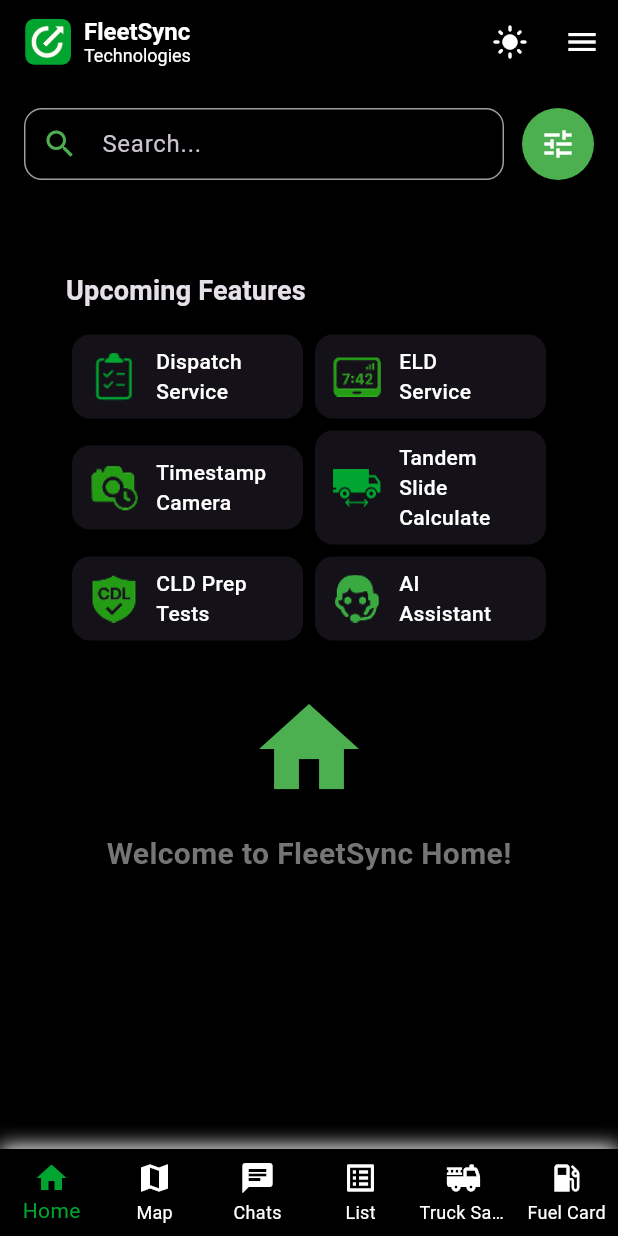
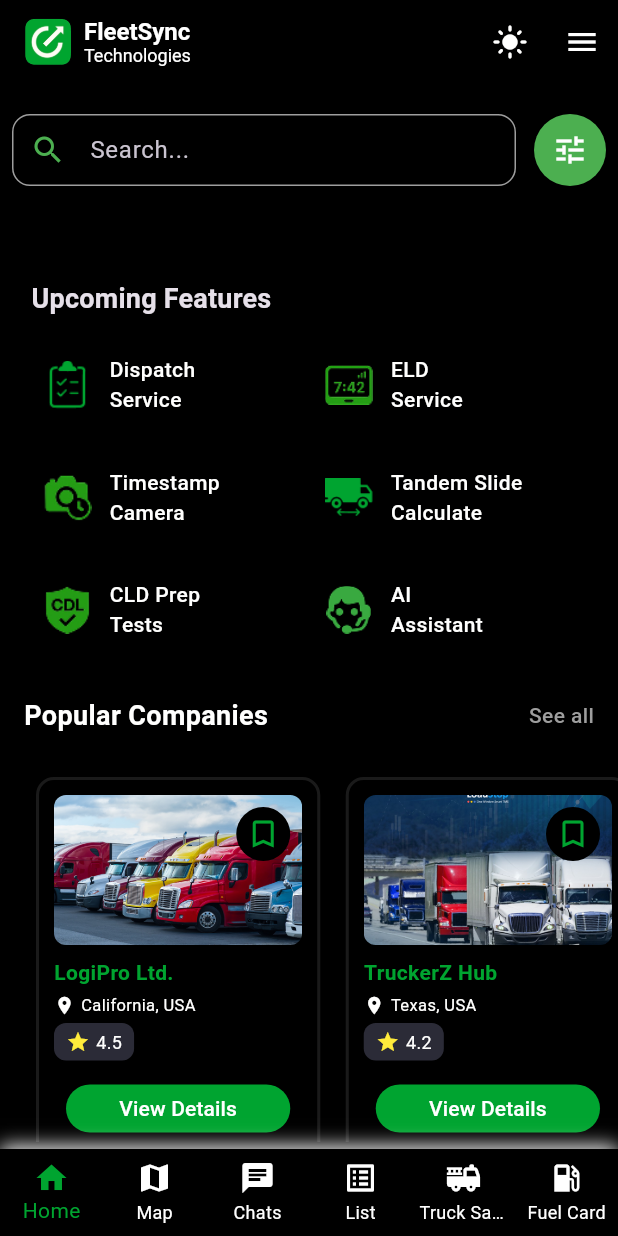
Before and after one commit to Mosaidur/FleetSync_Technology, a Flutter app: the DriverHomeScreen screen opened by its route, after a tap on the "dark mode" icon, on a phone screen of 412 x 824 dp. Run offline on Flutter 3.47's test engine with Material 3 defaults, Android fonts, the phone set to English and light mode, and no system bars; our stand-ins replace image_picker; network calls fail.

Commit message:
Driver home page Done

```diff
--- a/lib/role_driver/Driver Home page/presentation/widgets/home_widget.dart
+++ b/lib/role_driver/Driver Home page/presentation/widgets/home_widget.dart
@@ -1,5 +1,10 @@
+import 'package:fleetsynctechnology/config/theme.dart';
+import 'package:fleetsynctechnology/role_driver/Driver%20Home%20page/presentation/widgets/popular_company.dart';
+import 'package:fleetsynctechnology/role_driver/Driver Home page/presentation/widgets/truck_sale_section.dart';
 import 'package:fleetsynctechnology/role_driver/Driver%20Home%20page/presentation/widgets/upcoming_feature.dart';
+import 'package:fleetsynctechnology/shared/widgets/dynamic_image_widgets.dart';
 import 'package:flutter/material.dart';
+import 'package:provider/provider.dart';
 
 class HomeScreenWidget extends StatefulWidget {
   const HomeScreenWidget({super.key});
@@ -11,22 +16,46 @@ class HomeScreenWidget extends StatefulWidget {
 class _HomeScreenWidgetState extends State<HomeScreenWidget> {
 
 
-  final List<Map<String, dynamic>> features = [
+  final demoTruckSales = [
     {
-      'icon': Icon(Icons.star, color: Colors.orange),
-      'title': 'Loyalty Rewards System',
+      'imageUrl': 'assets/images/popular_company_1.png',
+      'model': 'Volvo VNL 760',
+      'location': 'Dallas, TX',
+      'info': '2019 · 450K miles',
     },
     {
-      'icon': Image.asset('assets/icons/chat.png'),
-      'title': 'Instant Chat with Support',
+      'imageUrl': 'https://example.com/truck2.jpg',
+      'model': 'Freightliner Cascadia',
+      'location': 'Chicago, IL',
+      'info': '2020 · 390K miles',
     },
     {
-      'icon': Icon(Icons.map, color: Colors.blue),
-      'title': 'Real-time Map Tracking',
+      'imageUrl': 'https://example.com/truck3.jpg',
+      'model': 'Kenworth T680',
+      'location': 'Atlanta, GA',
+      'info': '2018 · 510K miles',
+    },
+  ];
+
+
+  List<Map<String, String>> mockCompanies = [
+    {
+      "imageUrl": "assets/images/popular_company_1.png",
+      "name": "LogiPro Ltd.",
+      "location": "California, USA",
+      "rating": "4.5",
     },
     {
-      'icon': Icon(Icons.security, color: Colors.green),
-      'title': 'Advanced Security',
+      "imageUrl": "assets/images/popular_company_2.png",
+      "name": "TruckerZ Hub",
+      "location": "Texas, USA",
+      "rating": "4.2",
+    },
+    {
+      "imageUrl": "assets/images/popular_company_1.png",
+      "name": "CargoWave",
+      "location": "New York, USA",
+      "rating": "4.8",
     },
   ];
 
@@ -36,12 +65,15 @@ class _HomeScreenWidgetState extends State<HomeScreenWidget> {
     final TextEditingController searchController = TextEditingController();
 
     return SingleChildScrollView(
-      padding: const EdgeInsets.all(16),
+      // padding: const EdgeInsets.all(16),
       child: Column(
         crossAxisAlignment: CrossAxisAlignment.start,
         children: [
+          const SizedBox(height: 12),
           // Search Row
-          Row(
+          Padding(
+            padding: const EdgeInsets.all(8.0),
+            child: Row(
               children: [
 
                 // Search Input Field
@@ -84,24 +116,31 @@ class _HomeScreenWidgetState extends State<HomeScreenWidget> {
 
               ],
             ),
+          ),
 
           const SizedBox(height: 32),
 
-          UpcomingFeatureContainer (),
+          Padding(
+            padding: const EdgeInsets.all(16.0),
+            child: UpcomingFeatureContainer (),
+          ),
 
-          // Main Content
-          Center(
-            child: Column(
-              children: const [
-                Icon(Icons.home, size: 80, color: Colors.green),
-                SizedBox(height: 16),
-                Text(
-                  'Welcome to FleetSync Home!',
-                  style: TextStyle(fontSize: 20, fontWeight: FontWeight.bold),
+          PopularCompaniesSection(companyList: mockCompanies,),
+
+          const SizedBox(height: 8),
+
+          InkWell(
+            onTap: () {
+              print ("Choose your Fuel Card");
+            },
+              child: DynamicImage(imageUrl: 'assets/images/Fuel_card_Banener_image.png',)
           ),
-              ],
-            ),
-          ),
+
+          const SizedBox(height: 8),
+
+          TruckSalesSection(truckList: demoTruckSales),
+
+          const SizedBox(height: 20),
         ],
       ),
     );
--- /dev/null
+++ b/lib/role_driver/Driver Home page/presentation/widgets/popular_company.dart
@@ -0,0 +1,107 @@
+import 'package:flutter/material.dart';
+import 'package:provider/provider.dart';
+import 'package:fleetsynctechnology/shared/providers/theme_provider.dart';
+import 'package:fleetsynctechnology/config/theme.dart';
+import 'popular_company_card.dart';
+
+class PopularCompaniesSection extends StatelessWidget {
+  final List<Map<String, String>> companyList;
+
+  const PopularCompaniesSection({super.key, required this.companyList});
+
+  @override
+  Widget build(BuildContext context) {
+    final isDark = Provider.of<ThemeProvider>(context).isDarkMode;
+    final textColor = isDark ? AppColors.primaryTextOnDark : AppColors.primaryTextOnLight;
+
+    return Column(
+      crossAxisAlignment: CrossAxisAlignment.start,
+      children: [
+        // Header Row
+        Padding(
+          padding: const EdgeInsets.symmetric(horizontal: 16),
+          child: Row(
+            mainAxisAlignment: MainAxisAlignment.spaceBetween,
+            children: [
+              Text(
+                'Popular Companies',
+                style: TextStyle(
+                  fontSize: 18,
+                  fontWeight: FontWeight.bold,
+                  color: textColor,
+                ),
+              ),
+              GestureDetector(
+                onTap: () {
+                  // Handle 'See All'
+                  print("See all");
+                },
+                child: Text(
+                  'See all',
+                  style: TextStyle(
+                    fontSize: 14,
+                    fontWeight: FontWeight.w500,
+                    color: isDark ? Colors.grey : AppColors.themeGreen,
+                  ),
+                ),
+              ),
+            ],
+          ),
+        ),
+        const SizedBox(height: 8),
+
+        // Two cards per screen in horizontal scroll
+        SizedBox(
+          height: 300,
+          child: ListView.builder(
+            scrollDirection: Axis.horizontal,
+            padding: const EdgeInsets.symmetric(horizontal: 16),
+            itemCount: (companyList.length / 2).ceil(),
+            itemBuilder: (context, index) {
+              final first = companyList[index * 2];
+              final second = (index * 2 + 1 < companyList.length)
+                  ? companyList[index * 2 + 1]
+                  : null;
+
+              return SizedBox(
+                width: MediaQuery.of(context).size.width,
+                child: Row(
+                  children: [
+                    Expanded(
+                      child: PopularCompanyCard(
+                        imageUrl: first['imageUrl'] ?? '',
+                        companyName: first['name'] ?? '',
+                        location: first['location'] ?? '',
+                        rating: first['rating'] ?? '0.0',
+                        onSaveTap: () {
+                          print("Save the company");
+                        },
+                        onViewTap: () {
+                          print("View Details");
+                        },
+                      ),
+                    ),
+                    const SizedBox(width: 1),
+                    if (second != null)
+                      Expanded(
+                        child: PopularCompanyCard(
+                          imageUrl: second['imageUrl'] ?? '',
+                          companyName: second['name'] ?? '',
+                          location: second['location'] ?? '',
+                          rating: second['rating'] ?? '0.0',
+                          onSaveTap: () {},
+                          onViewTap: () {},
+                        ),
+                      )
+                    else
+                      const Spacer(),
+                  ],
+                ),
+              );
+            },
+          ),
+        ),
+      ],
+    );
+  }
+}
--- /dev/null
+++ b/lib/role_driver/Driver Home page/presentation/widgets/popular_company_card.dart
@@ -0,0 +1,143 @@
+
+import 'package:flutter/material.dart';
+import 'package:provider/provider.dart';
+import 'package:fleetsynctechnology/config/theme.dart';
+import 'package:fleetsynctechnology/shared/providers/theme_provider.dart';
+import 'package:fleetsynctechnology/shared/widgets/dynamic_image_widgets.dart';
+
+class PopularCompanyCard extends StatelessWidget {
+  final String imageUrl;
+  final String companyName;
+  final String location;
+  final String rating; // Rating is a string
+  final VoidCallback onSaveTap;
+  final VoidCallback onViewTap;
+
+  const PopularCompanyCard({
+    super.key,
+    required this.imageUrl,
+    required this.companyName,
+    required this.location,
+    required this.rating,
+    required this.onSaveTap,
+    required this.onViewTap,
+  });
+
+  @override
+  Widget build(BuildContext context) {
+    final isDark = Provider.of<ThemeProvider>(context).isDarkMode;
+
+    final backgroundColor = Colors.transparent;
+    final borderColor = isDark ? Colors.white10 : Colors.grey.shade300;
+    final cardColor = isDark ? const Color(0xFF2B2B37) : Colors.white;
+    final textColor = isDark ? AppColors.primaryTextOnDark : AppColors.primaryTextOnLight;
+
+    return Container(
+      height: 260,
+      margin: const EdgeInsets.all(8),
+      padding: const EdgeInsets.all(10),
+      decoration: BoxDecoration(
+        color: backgroundColor,
+        borderRadius: BorderRadius.circular(12),
+        border: Border.all(color: borderColor, width: 2),
+      ),
+      child: Column(
+        crossAxisAlignment: CrossAxisAlignment.start,
+        children: [
+          Stack(
+            children: [
+              DynamicImage(
+                imageUrl: imageUrl,
+                width: double.infinity,
+                height: 100,
+                fit: BoxFit.cover,
+              ),
+              Positioned(
+                top: 8,
+                right: 8,
+                child: GestureDetector(
+                  onTap: onSaveTap,
+                  child: CircleAvatar(
+                    radius: 18,
+                    backgroundColor: isDark ? Colors.black : Colors.white,
+                    child: const Icon(Icons.bookmark_border, color: AppColors.themeGreen),
+                  ),
+                ),
+              ),
+            ],
+          ),
+          const SizedBox(height: 8),
+          Text(
+            companyName,
+            style: const TextStyle(
+              color: AppColors.themeGreen,
+              fontSize: 14,
+              fontWeight: FontWeight.w600,
+            ),
+            overflow: TextOverflow.ellipsis,
+          ),
+          const SizedBox(height: 4),
+          Row(
+            children: [
+              Icon(Icons.location_on, size: 14, color: textColor),
+              const SizedBox(width: 4),
+              Expanded(
+                child: Text(
+                  location,
+                  style: TextStyle(fontSize: 11, color: textColor),
+                  overflow: TextOverflow.ellipsis,
+                ),
+              ),
+            ],
+          ),
+          const SizedBox(height: 4),
+          Container(
+            padding: const EdgeInsets.symmetric(horizontal: 8, vertical: 4),
+            decoration: BoxDecoration(
+              color: cardColor,
+              borderRadius: BorderRadius.circular(8),
+              boxShadow: [
+                if (!isDark)
+                  BoxShadow(
+                    color: Colors.grey.withOpacity(0.1),
+                    blurRadius: 4,
+                    offset: const Offset(0, 2),
+                  )
+              ],
+            ),
+            child: Row(
+              mainAxisSize: MainAxisSize.min,
+              children: [
+                const Icon(Icons.star, size: 16, color: Colors.yellow),
+                const SizedBox(width: 4),
+                Text(
+                  rating,
+                  style: TextStyle(fontSize: 12, color: textColor),
+                  overflow: TextOverflow.ellipsis,
+                ),
+              ],
+            ),
+          ),
+          const SizedBox(height: 8),
+          Padding(
+            padding: const EdgeInsets.all(8.0),
+            child: SizedBox(
+              width: double.infinity,
+              height: 32,
+              child: ElevatedButton(
+                onPressed: onViewTap,
+                style: ElevatedButton.styleFrom(
+                  backgroundColor: AppColors.themeGreen,
+                  shape: RoundedRectangleBorder(
+                    borderRadius: BorderRadius.circular(25),
+                  ),
+                ),
+                child: const Text('View Details'),
+              ),
+            ),
+          ),
+        ],
+      ),
+    );
+  }
+}
--- /dev/null
+++ b/lib/role_driver/Driver Home page/presentation/widgets/truck_info_card.dart
@@ -0,0 +1,148 @@
+import 'package:flutter/material.dart';
+import 'package:provider/provider.dart';
+import 'package:fleetsynctechnology/config/theme.dart';
+import 'package:fleetsynctechnology/shared/providers/theme_provider.dart';
+import 'package:fleetsynctechnology/shared/widgets/dynamic_image_widgets.dart';
+
+class TruckSaleCard extends StatelessWidget {
+  final String imageUrl;
+  final String truckModelName;
+  final String location;
+  final String info;
+  final VoidCallback onSaveTap;
+  final VoidCallback onViewTap;
+  final VoidCallback onShareTap;
+
+  const TruckSaleCard({
+    super.key,
+    required this.imageUrl,
+    required this.truckModelName,
+    required this.location,
+    required this.info,
+    required this.onSaveTap,
+    required this.onShareTap,
+    required this.onViewTap,
+  });
+
+  @override
+  Widget build(BuildContext context) {
+    final isDark = Provider.of<ThemeProvider>(context).isDarkMode;
+
+    final backgroundColor = Colors.transparent;
+    final borderColor = isDark ? Colors.white10 : Colors.grey.shade300;
+    final cardColor = isDark ? const Color(0xFF2B2B37) : Colors.white;
+    final textColor = isDark ? AppColors.primaryTextOnDark : AppColors.primaryTextOnLight;
+
+    return Container(
+      width: 240,
+      margin: const EdgeInsets.symmetric(horizontal: 8, vertical: 4),
+      padding: const EdgeInsets.all(10),
+      decoration: BoxDecoration(
+        color: backgroundColor,
+        borderRadius: BorderRadius.circular(12),
+        border: Border.all(color: borderColor, width: 2),
+      ),
+      child: Column(
+        crossAxisAlignment: CrossAxisAlignment.start,
+        children: [
+          Stack(
+            children: [
+              DynamicImage(
+                imageUrl: imageUrl,
+                width: double.infinity,
+                height: 100,
+                fit: BoxFit.cover,
+              ),
+              Positioned(
+                top: 8,
+                right: 10,
+                child: Column(
+                  children: [
+                    GestureDetector(
+                      onTap: onSaveTap,
+                      child: CircleAvatar(
+                        radius: 16,
+                        backgroundColor: isDark ? Colors.black : Colors.white,
+                        child: const Icon(Icons.bookmark_border, color: AppColors.themeGreen, size: 18),
+                      ),
+                    ),
+                    SizedBox(height:  10,),
+                    GestureDetector(
+                      onTap: onShareTap,
+                      child: CircleAvatar(
+                        radius: 16,
+                        backgroundColor: isDark ? Colors.black : Colors.white,
+                        child: const Icon(Icons.share, color: AppColors.themeGreen, size: 18),
+                      ),
+                    ),
+                  ],
+                ),
+              ),
+
+            ],
+          ),
+          const SizedBox(height: 8),
+          Text(
+            truckModelName,
+            style: const TextStyle(
+              color: AppColors.themeGreen,
+              fontSize: 14,
+              fontWeight: FontWeight.w600,
+            ),
+            overflow: TextOverflow.ellipsis,
+          ),
+          const SizedBox(height: 4),
+          Row(
+            children: [
+              Icon(Icons.location_on, size: 14, color: textColor),
+              const SizedBox(width: 4),
+              Expanded(
+                child: Text(
+                  location,
+                  style: TextStyle(fontSize: 11, color: textColor),
+                  overflow: TextOverflow.ellipsis,
+                ),
+              ),
+            ],
+          ),
+          const SizedBox(height: 4),
+          Container(
+            padding: const EdgeInsets.symmetric(horizontal: 8, vertical: 4),
+            decoration: BoxDecoration(
+              color: cardColor,
+              borderRadius: BorderRadius.circular(8),
+              boxShadow: [
+                if (!isDark)
+                  BoxShadow(
+                    color: Colors.grey.withOpacity(0.1),
+                    blurRadius: 4,
+                    offset: const Offset(0, 2),
+                  )
+              ],
+            ),
+            child: Text(
+              info,
+              style: TextStyle(fontSize: 12, color: textColor),
+              overflow: TextOverflow.ellipsis,
+            ),
+          ),
+          const SizedBox(height: 8),
+          SizedBox(
+            width: double.infinity,
+            height: 32,
+            child: ElevatedButton(
+              onPressed: onViewTap,
+              style: ElevatedButton.styleFrom(
+                backgroundColor: AppColors.themeGreen,
+                shape: RoundedRectangleBorder(
+                  borderRadius: BorderRadius.circular(25),
+                ),
+              ),
+              child: const Text('View Details'),
+            ),
+          ),
+        ],
+      ),
+    );
+  }
+}
--- /dev/null
+++ b/lib/role_driver/Driver Home page/presentation/widgets/truck_sale_section.dart
@@ -0,0 +1,78 @@
+import 'package:flutter/material.dart';
+import 'package:provider/provider.dart';
+import 'package:fleetsynctechnology/config/theme.dart';
+import 'package:fleetsynctechnology/shared/providers/theme_provider.dart';
+import 'package:fleetsynctechnology/role_driver/Driver Home page/presentation/widgets/truck_info_card.dart';
+
+
+class TruckSalesSection extends StatelessWidget {
+  final List<Map<String, String>> truckList;
+  final VoidCallback? onSeeAllTap;
+
+  const TruckSalesSection({
+    super.key,
+    required this.truckList,
+    this.onSeeAllTap,
+  });
+
+  @override
+  Widget build(BuildContext context) {
+    final isDark = Provider.of<ThemeProvider>(context).isDarkMode;
+    final textColor = isDark
+        ? AppColors.primaryTextOnDark
+        : AppColors.primaryTextOnLight;
+
+    return Column(
+      crossAxisAlignment: CrossAxisAlignment.start,
+      children: [
+        Padding(
+          padding: const EdgeInsets.symmetric(horizontal: 16, vertical: 8),
+          child: Row(
+            mainAxisAlignment: MainAxisAlignment.spaceBetween,
+            children: [
+              Text(
+                'Truck Sales',
+                style: TextStyle(
+                  fontSize: 18,
+                  fontWeight: FontWeight.bold,
+                  color: textColor,
+                ),
+              ),
+              GestureDetector(
+                onTap: onSeeAllTap ?? () => debugPrint("See all tapped"),
+                child: Text(
+                  'See all',
+                  style: TextStyle(
+                    fontSize: 14,
+                    fontWeight: FontWeight.w500,
+                    color: isDark ? Colors.grey : AppColors.themeGreen,
+                  ),
+                ),
+              ),
+            ],
+          ),
+        ),
+        SizedBox(
+          height: 280,
+          child: ListView.builder(
+            scrollDirection: Axis.horizontal,
+            padding: const EdgeInsets.symmetric(horizontal: 8),
+            itemCount: truckList.length,
+            itemBuilder: (context, index) {
+              final truck = truckList[index];
+              return TruckSaleCard(
+                imageUrl: truck['imageUrl'] ?? '',
+                truckModelName: truck['model'] ?? '',
+                location: truck['location'] ?? '',
+                info: truck['info'] ?? '',
+                onSaveTap: () => debugPrint('Saved: ${truck['model']}'),
+                onShareTap: () => debugPrint('Shared: ${truck['model']}'),
+                onViewTap: () => debugPrint('Viewed: ${truck['model']}'),
+              );
+            },
+          ),
+        ),
+      ],
+    );
+  }
+}
--- a/lib/role_driver/Driver Home page/presentation/widgets/upcoming_feature.dart
+++ b/lib/role_driver/Driver Home page/presentation/widgets/upcoming_feature.dart
@@ -1,3 +1,4 @@
+import 'package:fleetsynctechnology/config/theme.dart';
 import 'package:flutter/material.dart';
 
 class UpcomingFeatureContainer extends StatelessWidget {
@@ -33,24 +34,23 @@ class UpcomingFeatureContainer extends StatelessWidget {
   Widget _buildFeatureItem(BuildContext context, Map<String, dynamic> feature) {
     final theme = Theme.of(context);
     final isDark = theme.brightness == Brightness.dark;
+    final textColor = isDark ? AppColors.primaryTextOnDark : AppColors.primaryTextOnLight;
 
-    return Expanded(
-      child: GestureDetector(
+    return GestureDetector(
       onTap: () => debugPrint('Tapped on: ${feature['title']}'),
       child: Container(
-          padding: const EdgeInsets.symmetric(vertical: 8, horizontal: 12),
-          margin: const EdgeInsets.all(4),
-          decoration: BoxDecoration(
-            color: theme.cardColor,
-            borderRadius: BorderRadius.circular(12),
-            boxShadow: [
-              BoxShadow(
-                color: isDark ? Colors.black26 : Colors.grey.withOpacity(0.1),
-                blurRadius: 4,
-                offset: const Offset(0, 2),
-              ),
-            ],
-          ),
+        padding: const EdgeInsets.symmetric(vertical: 8, horizontal: 8),
+        // decoration: BoxDecoration(
+        //   color: theme.cardColor,
+        //   borderRadius: BorderRadius.circular(12),
+        //   boxShadow: [
+        //     BoxShadow(
+        //       color: isDark ? Colors.black26 : Colors.grey.withOpacity(0.1),
+        //       blurRadius: 4,
+        //       offset: const Offset(0, 2),
+        //     ),
+        //   ],
+        // ),
         child: Row(
           children: [
             SizedBox(width: 32, height: 32, child: feature['icon'] as Widget),
@@ -63,10 +63,10 @@ class UpcomingFeatureContainer extends StatelessWidget {
                   fontWeight: FontWeight.w500,
                   color: theme.textTheme.bodyLarge?.color,
                 ),
+                overflow: TextOverflow.ellipsis,
               ),
             ),
           ],
-          ),
         ),
       ),
     );
@@ -77,8 +77,8 @@ class UpcomingFeatureContainer extends StatelessWidget {
     final theme = Theme.of(context);
 
     return Container(
-      margin: const EdgeInsets.all(16),
-      padding: const EdgeInsets.all(12),
+      // margin: const EdgeInsets.all(16),
+      padding: const EdgeInsets.only(top: 5,bottom: 5,left: 5,right: 5),
       decoration: BoxDecoration(
         color: theme.scaffoldBackgroundColor,
         borderRadius: BorderRadius.circular(16),
@@ -94,17 +94,19 @@ class UpcomingFeatureContainer extends StatelessWidget {
               color: theme.textTheme.titleMedium?.color,
             ),
           ),
-          const SizedBox(height: 12),
-          // Build rows with 2 items each
-          for (int i = 0; i < _features.length; i += 2)
-            Row(
-              children: [
-                _buildFeatureItem(context, _features[i]),
-                if (i + 1 < _features.length)
-                  _buildFeatureItem(context, _features[i + 1])
-                else
-                  const Expanded(child: SizedBox()), // empty space for odd count
-              ],
+          const SizedBox(height: 8),
+          GridView.builder(
+            itemCount: _features.length,
+            shrinkWrap: true,
+            physics: const NeverScrollableScrollPhysics(),
+            gridDelegate: const SliverGridDelegateWithFixedCrossAxisCount(
+              crossAxisCount: 2,
+              childAspectRatio: 2.5,
+              crossAxisSpacing: 5,
+              mainAxisSpacing: 2,
+            ),
+            itemBuilder: (context, index) =>
+                _buildFeatureItem(context, _features[index]),
           ),
         ],
       ),
--- /dev/null
+++ b/lib/shared/widgets/dynamic_image_widgets.dart
@@ -0,0 +1,55 @@
+import 'package:flutter/material.dart';
+
+class DynamicImage extends StatelessWidget {
+  final String imageUrl;
+  final double width;
+  final double height;
+  final BoxFit fit;
+
+  const DynamicImage({
+    super.key,
+    required this.imageUrl,
+    this.width = double.infinity,
+    this.height = 160,
+    this.fit = BoxFit.cover,
+  });
+
+  bool _isNetworkUrl(String url) {
+    return url.startsWith('http://') || url.startsWith('https://');
+  }
+
+  @override
+  Widget build(BuildContext context) {
+    return ClipRRect(
+      borderRadius: BorderRadius.circular(8),
+      child: _isNetworkUrl(imageUrl)
+          ? Image.network(
+        imageUrl,
+        width: width,
+        height: height,
+        fit: fit,
+        errorBuilder: (context, error, stackTrace) => _buildErrorWidget(),
+      )
+          : Image.asset(
+        imageUrl,
+        width: width,
+        height: height,
+        fit: fit,
+        errorBuilder: (context, error, stackTrace) => _buildErrorWidget(),
+      ),
+    );
+  }
+
+  Widget _buildErrorWidget() {
+    return Container(
+      width: width,
+      height: height,
+      color: Colors.grey[300],
+      child: const Icon(
+        Icons.broken_image,
+        color: Colors.grey,
+        size: 40,
+      ),
+    );
+  }
+}
--- a/pubspec.yaml
+++ b/pubspec.yaml
@@ -31,7 +31,6 @@ dependencies:
   flutter:
     sdk: flutter
   provider: ^6.1.5
-  flutter_screenutil: ^5.9.3
 
   # The following adds the Cupertino Icons font to your application.
   # Use with the CupertinoIcons class for iOS style icons.
```
Also changed, not shown: assets/images/Fuel_card_Banener_image.png (added), assets/images/popular_company_1.png (added), assets/images/popular_company_2.png (added), pubspec.lock, 1 other file. Lines whose indentation alone changed are shown as unchanged.
